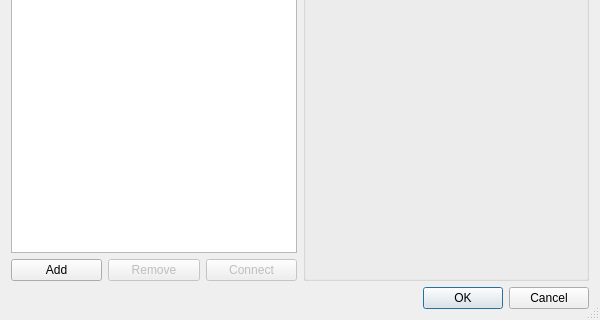
The window that src/dialogs/dbdialog.ui (FrenchDilettante/dbmaster) describes before a commit, drawn with Qt 5; both pictures show x 0 to 600 and y 248 to 568 of the 600 by 568 pixel window.
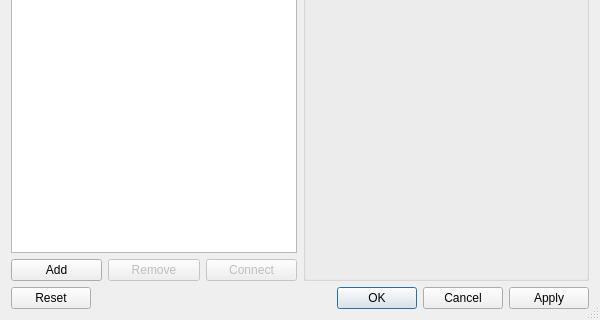
The same window after the commit. Icons and pictures are not drawn. Custom widgets are drawn as their Qt base class.

Commit message: Le gestionnaire de connexion ne valide que sur Ok.

```diff
--- a/src/dialogs/dbdialog.ui
+++ b/src/dialogs/dbdialog.ui
@@ -194,7 +194,7 @@
    <item row="3" column="0" colspan="2">
     <widget class="QDialogButtonBox" name="buttonBox">
      <property name="standardButtons">
-      <set>QDialogButtonBox::Cancel|QDialogButtonBox::Ok</set>
+      <set>QDialogButtonBox::Apply|QDialogButtonBox::Cancel|QDialogButtonBox::Ok|QDialogButtonBox::Reset</set>
      </property>
     </widget>
    </item>
```
The commit also changes 2 other files.
